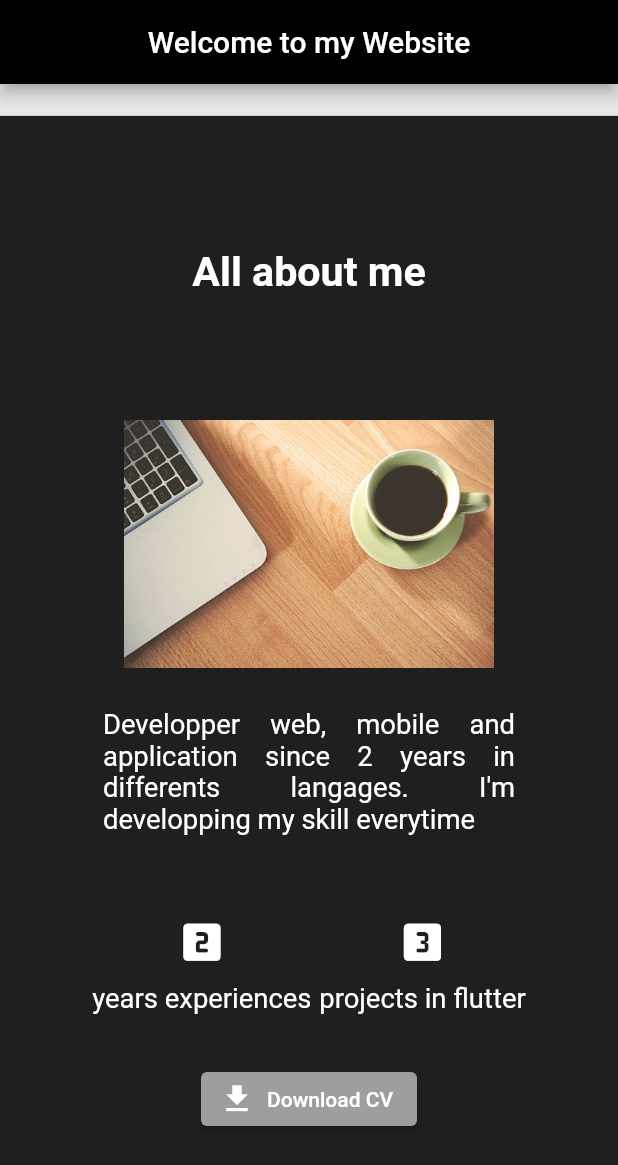
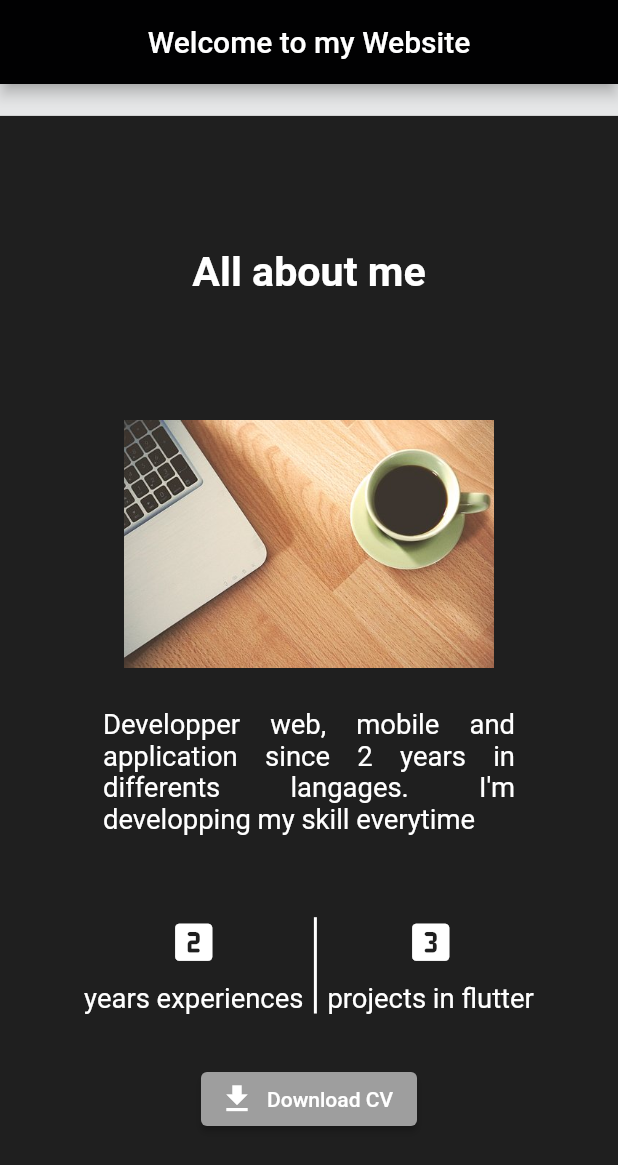
Before and after one commit to Dimg72/portfolio_dimitri, a Flutter app: the screen it shows after launch, scrolled down 576 dp, on a phone screen of 412 x 824 dp. Shown: the top 1165 px of the screen. Run offline on Flutter 3.47's test engine with Material 2 defaults, Android fonts, the phone set to English and light mode, and no system bars; our stand-ins replace carousel_slider, percent_indicator, scroll_snap_list, smooth_page_indicator.

```diff
--- a/lib/screens/pages/about._me_page.dart
+++ b/lib/screens/pages/about._me_page.dart
@@ -36,7 +36,8 @@ class AboutMePage extends StatelessWidget {
                                 Text("Developper web, mobile and application since 2 years in differents languages. I'm always developping my skills and knowledges.", style : TextStyle(color: Colors.white, fontSize: sizeHeigth/45), textAlign: TextAlign.justify,),
                             ),
                             SizedBox(height: sizeHeigth/15,),
-                             Row(
+                            IntrinsicHeight(
+                              child: Row(
                                   children: [
                                     Column(
                                       children: [
@@ -45,7 +46,10 @@ class AboutMePage extends StatelessWidget {
                                         Text("years experiences", style : TextStyle(color: Colors.white, fontSize: sizeHeigth/45),),
                                       ],
                                     ),
-                                SizedBox(width: sizeWidth/80,),
+                                    VerticalDivider(
+                                      color: Color.fromARGB(255, 255, 255, 255),
+                                      thickness: 2,
+                                    ),
                                     Column(
                                       children: [
                                         Icon(Icons.looks_3_rounded, color: Colors.white, size: sizeHeigth/25),
@@ -56,6 +60,8 @@ class AboutMePage extends StatelessWidget {
                                     //Text("2 years experiences", style : TextStyle(color: Colors.white, fontSize: sizeHeigth/50),),
                                   ],
                                 ),
+                            ),
+
                             SizedBox(height: sizeHeigth/25,),
                             ElevatedButton.icon(
                               onPressed: () async {
@@ -100,7 +106,8 @@ class AboutMePage extends StatelessWidget {
                                 Text("Developper web, mobile and application since 2 years in differents langages. I'm developping my skill everytime", style : TextStyle(color: Colors.white, fontSize: sizeHeigth/45), textAlign: TextAlign.justify,),
                             ),
                             SizedBox(height: sizeHeigth/15,),
-                             Row(
+                             IntrinsicHeight(
+                               child: Row(
                                 crossAxisAlignment: CrossAxisAlignment.center,
                                 mainAxisAlignment: MainAxisAlignment.center,
                                 children: [
@@ -111,7 +118,10 @@ class AboutMePage extends StatelessWidget {
                                       Text("years experiences", style : TextStyle(color: Colors.white, fontSize: sizeHeigth/45),),
                                     ],
                                   ),
-                                SizedBox(width: sizeWidth/80,),
+                                  VerticalDivider(
+                                    color: Color.fromARGB(255, 255, 255, 255),
+                                    thickness: 2,
+                                  ),
                                   Column(
                                     children: [
                                       Icon(Icons.looks_3_rounded, color: Colors.white, size: sizeHeigth/25),
@@ -121,6 +131,7 @@ class AboutMePage extends StatelessWidget {
                                   ),
                                   //Text("2 years experiences", style : TextStyle(color: Colors.white, fontSize: sizeHeigth/50),),
                                 ],
+                            ),
                              ),
                             SizedBox(height: sizeHeigth/25,),
                             ElevatedButton.icon(
```
Lines whose indentation alone changed are shown as unchanged.
